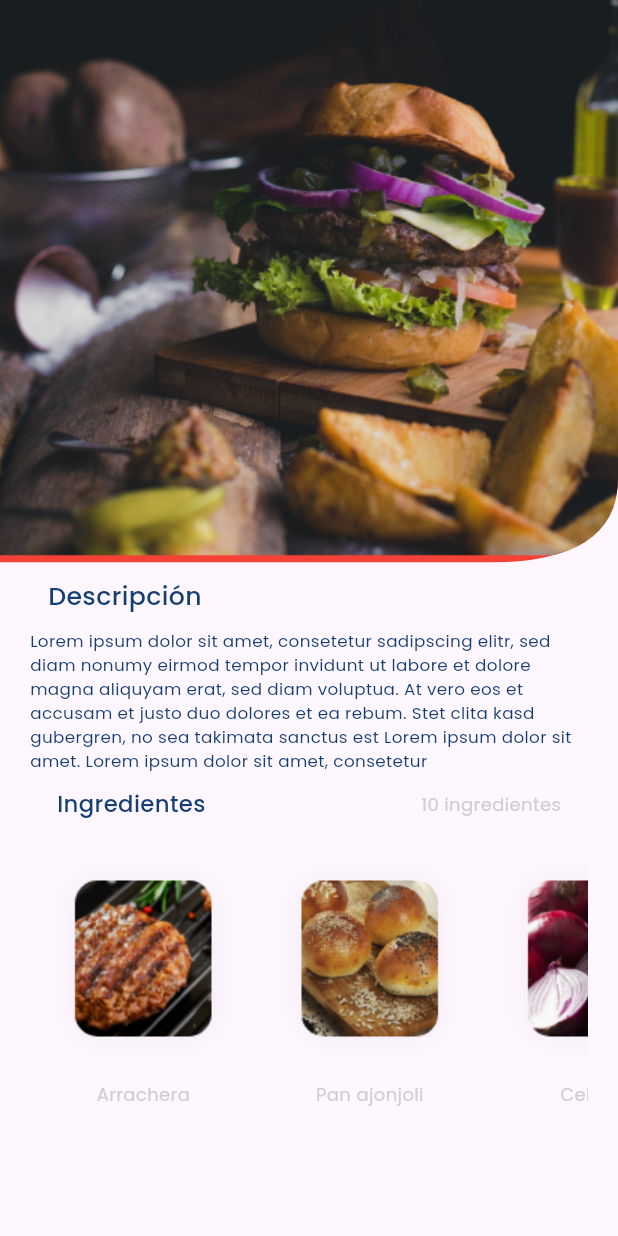
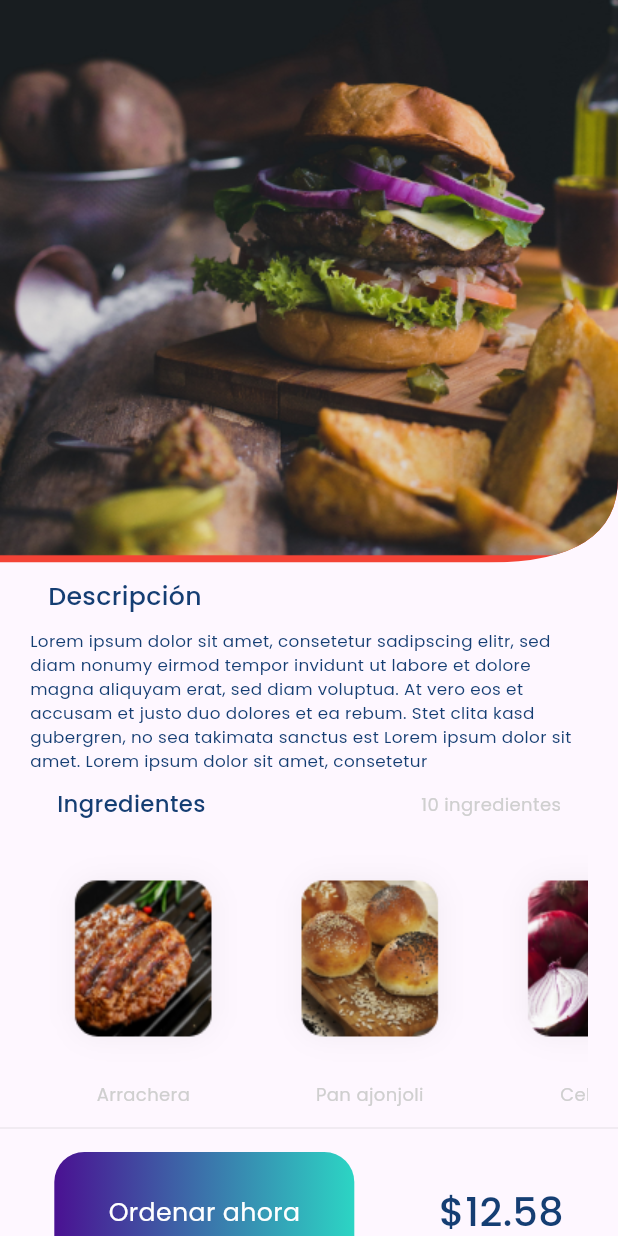
Before and after one commit to Mahmoudshady20/jabal_task, a Flutter app: the screen it shows after launch, on a phone screen of 412 x 824 dp. Run offline on Flutter 3.47's test engine with Material 3 defaults, Android fonts, the phone set to English and light mode, and no system bars; our stand-ins replace flutter_svg, font_awesome_flutter, google_fonts.

Commit message:
1- finish order button

```diff
--- /dev/null
+++ b/lib/features/home_feature/presentation/views/widgets/order_button.dart
@@ -0,0 +1,55 @@
+import 'package:flutter/material.dart';
+import 'package:google_fonts/google_fonts.dart';
+import 'package:jabal_task/core/utils/app_styles.dart';
+
+class OrderButton extends StatelessWidget {
+  const OrderButton({super.key});
+
+  @override
+  Widget build(BuildContext context) {
+    return Padding(
+      padding: const EdgeInsets.all(8.0),
+      child: Row(
+        mainAxisAlignment: MainAxisAlignment.spaceAround,
+        children: [
+          Container(
+            width: 200,
+            height: 80,
+            decoration: BoxDecoration(
+              color: Colors.white,
+              borderRadius: BorderRadius.circular(20),
+              gradient: LinearGradient(
+                colors: [
+                  Color(0xFF4A1192),
+                  Color(0xFF2CD5C4),
+                ],
+              ),
+            ),
+            child: Center(
+              child: Text(
+                'Ordenar ahora',
+                style: GoogleFonts.poppins(
+                  color: Colors.white,
+                  fontSize: AppStyles.getResponsiveFontSize(
+                    context,
+                    fontSize: 21,
+                  ),
+                ),
+              ),
+            ),
+          ),
+          Text(
+            '\$12.58',
+            style: GoogleFonts.poppins(
+                color: const Color(0xFF153E73),
+                fontSize: AppStyles.getResponsiveFontSize(
+                  context,
+                  fontSize: 33,
+                ),
+                fontWeight: FontWeight.w500),
+          ),
+        ],
+      ),
+    );
+  }
+}
--- a/lib/features/product_details_feature/presentation/view/widget/product_details_body.dart
+++ b/lib/features/product_details_feature/presentation/view/widget/product_details_body.dart
@@ -1,4 +1,5 @@
 import 'package:flutter/material.dart';
+import 'package:jabal_task/features/home_feature/presentation/views/widgets/order_button.dart';
 import 'package:jabal_task/features/product_details_feature/presentation/view/widget/burger_image_widget.dart';
 import 'package:jabal_task/features/product_details_feature/presentation/view/widget/descreption_column.dart';
 
@@ -7,13 +8,23 @@ class ProductDetailsBody extends StatelessWidget {
 
   @override
   Widget build(BuildContext context) {
-    return Column(
+    return SingleChildScrollView(
+      child: Column(
         mainAxisAlignment: MainAxisAlignment.start,
         crossAxisAlignment: CrossAxisAlignment.start,
         children: [
           BurgerImageWidget(),
           DescriptionColumn(),
+          SizedBox(
+            height: 3,
+          ),
+          Divider(
+            color: Color(0xFF707070).withAlpha(60),
+            thickness: .5,
+          ),
+          OrderButton(),
         ],
+      ),
     );
   }
 }
```
Lines whose indentation alone changed are shown as unchanged.
